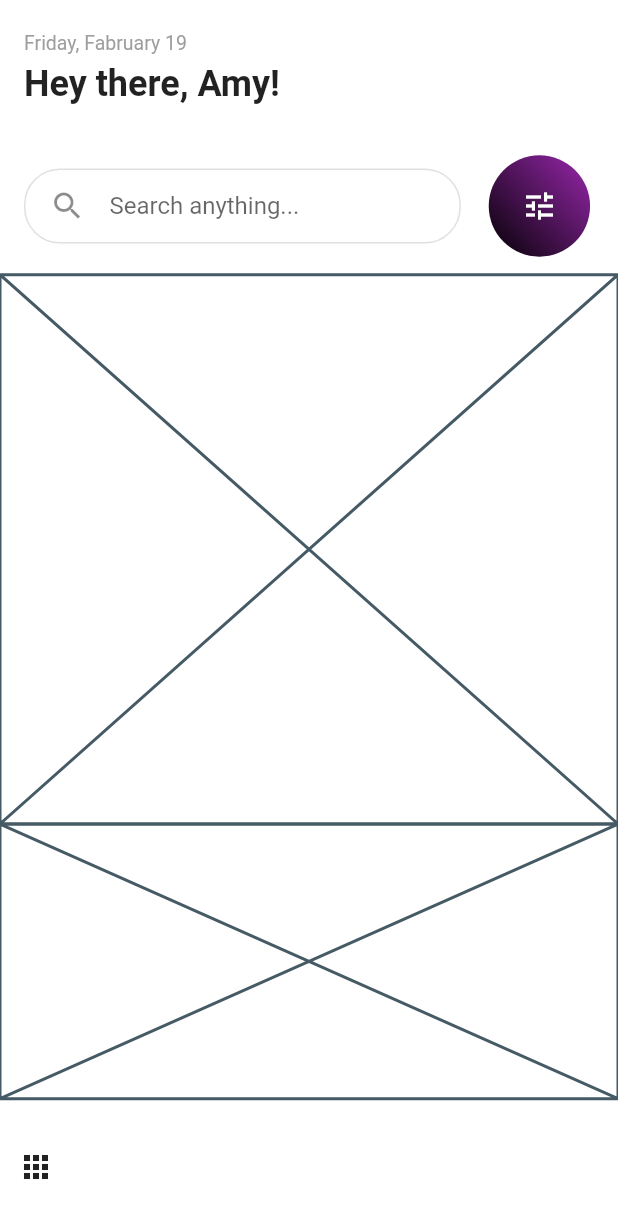
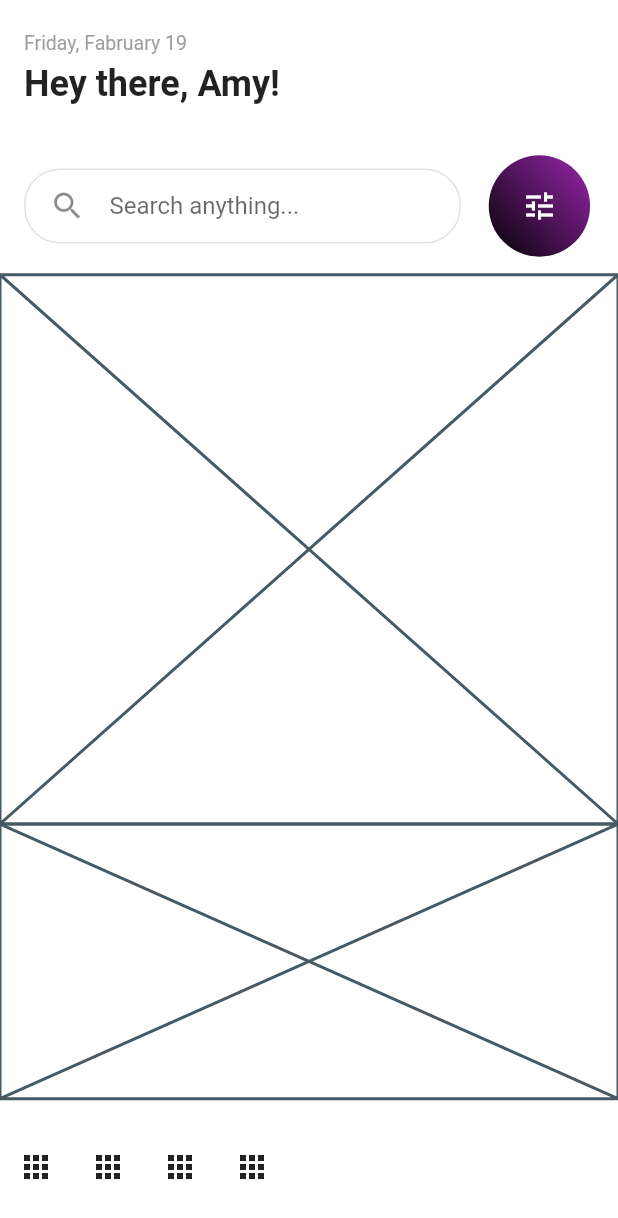
Before and after one commit to JAICHANGPARK/flutter_notebook_11th_story, a Flutter app: the screen it shows after launch, on a phone screen of 412 x 824 dp. Shown: the top 1218 px of the screen. Run offline on Flutter 3.47's test engine with Material 2 defaults, Android fonts, the phone set to English and light mode, and no system bars; our stand-ins replace backdrop, badges, flutter_inner_drawer, flutter_slidable, flutter_swiper, google_fonts.

Commit message:
Update experience_home_page.dart

```diff
--- a/lib/ep718_experience_app/experience_home_page.dart
+++ b/lib/ep718_experience_app/experience_home_page.dart
@@ -78,6 +78,9 @@ class _ExperienceHomePageState extends State<ExperienceHomePage> {
             Expanded(flex: 2, child: Row(
               children: [
                 IconButton(onPressed: (){}, icon: Icon(Icons.apps)),
+                IconButton(onPressed: (){}, icon: Icon(Icons.apps)),
+                IconButton(onPressed: (){}, icon: Icon(Icons.apps)),
+                IconButton(onPressed: (){}, icon: Icon(Icons.apps)),
               ],
             )),
           ],
```
